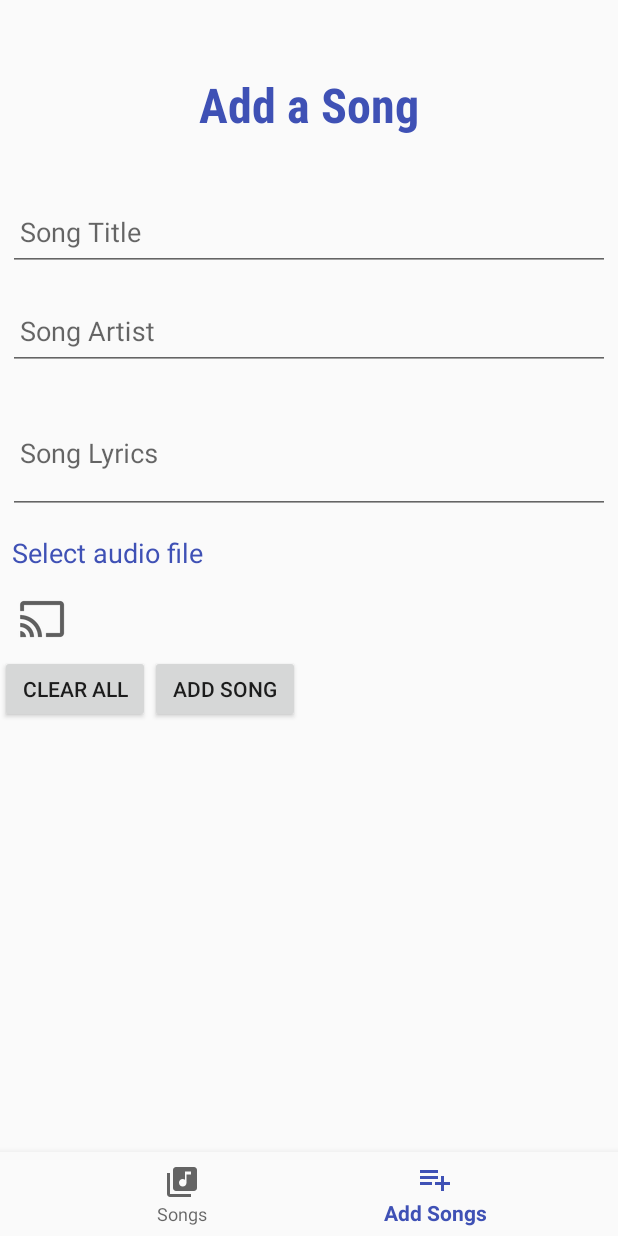
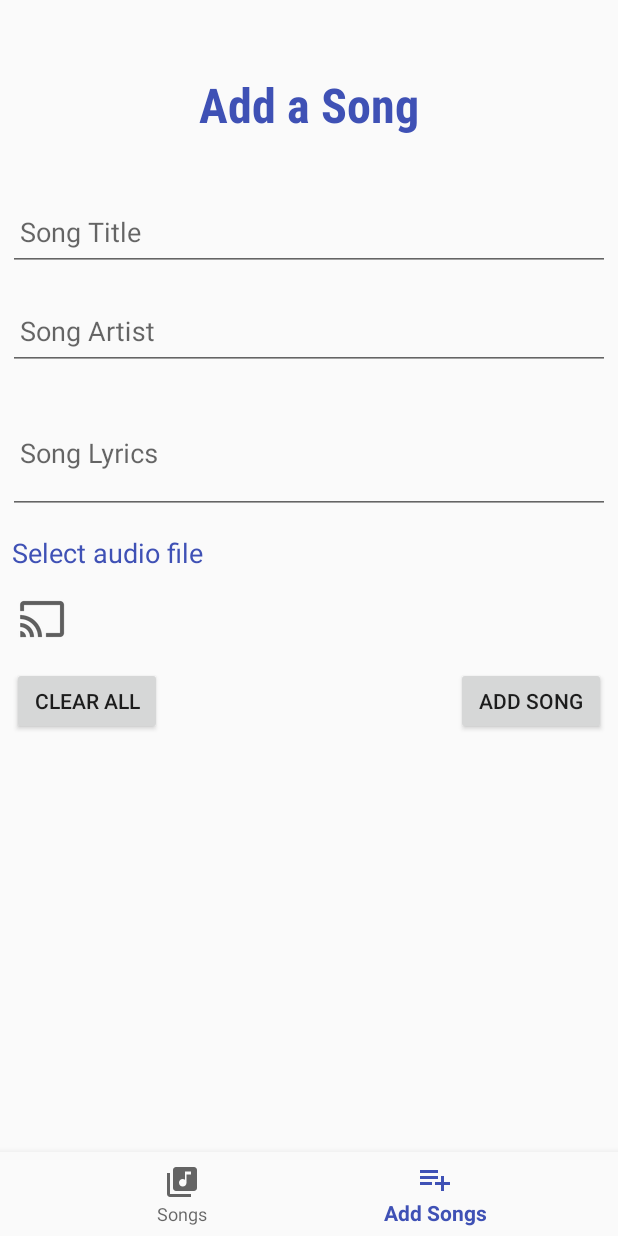
Before and after one commit to MwangiMuriuki/TabbedApp, an Android app: the screen it shows after launch (MainActivity), item 2 of the bottom bar chosen, on a phone screen of 412 x 824 dp. Run offline under Robolectric (Android 15) with nearby library versions, the phone set to English and light mode, and no system bars; our stand-ins replace Firebase (no records; nobody signed in at launch, a user with empty details on screens opened directly).

```diff
--- a/app/src/main/res/layout/fragment_add_song.xml
+++ b/app/src/main/res/layout/fragment_add_song.xml
@@ -28,6 +28,7 @@
     </RelativeLayout>
 
     <LinearLayout
+        android:id="@+id/entryFieldsLayout"
         android:layout_width="match_parent"
         android:layout_height="wrap_content"
         android:orientation="vertical">
@@ -100,21 +101,25 @@
         android:layout_width="wrap_content"
         android:layout_height="wrap_content" />
 
-    <LinearLayout
+    <RelativeLayout
         android:layout_width="match_parent"
-        android:layout_height="wrap_content"
-        android:orientation="horizontal">
+        android:layout_height="wrap_content">
 
         <Button
             android:id="@+id/clearBtn"
             android:layout_width="100dp"
             android:layout_height="45dp"
+            android:layout_margin="8dp"
             android:text="Clear all"/>
 
         <Button
             android:id="@+id/addBtn"
             android:layout_width="100dp"
             android:layout_height="45dp"
-            android:text="Add Song"/>
-    </LinearLayout>
+            android:layout_alignParentEnd="true"
+            android:layout_alignParentRight="true"
+            android:layout_alignParentTop="true"
+            android:layout_margin="8dp"
+            android:text="Add Song" />
+    </RelativeLayout>
 </android.support.v7.widget.LinearLayoutCompat>
--- a/app/src/main/res/values/strings.xml
+++ b/app/src/main/res/values/strings.xml
@@ -6,4 +6,7 @@
 
     <!-- TODO: Remove or change this placeholder text -->
     <string name="hello_blank_fragment">Hello blank fragment</string>
+    <string name="enter_title">Please enter a title for your Song</string>
+    <string name="enter_artist_name">Type Unkown if you don`t know the artist</string>
+    <string name="enter_lyrics">Please enter the Lyrics</string>
 </resources>
```
Also changed, not shown: app/src/main/java/com/example/a001759/tabbedapp/FragmentAddSong.java (+57 -3 lines).
